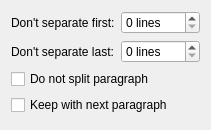
The window that scribus/ui/propertywidget_orphansbase.ui (nitramr/scribus) describes before a commit, drawn with Qt 5.
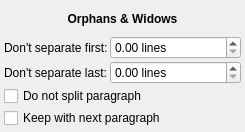
The same window after the commit. Custom widgets are drawn as their Qt base class.

Patch:
```diff
--- a/scribus/ui/propertywidget_orphansbase.ui
+++ b/scribus/ui/propertywidget_orphansbase.ui
@@ -6,58 +6,48 @@
    <rect>
     <x>0</x>
     <y>0</y>
-    <width>211</width>
-    <height>130</height>
+    <width>245</width>
+    <height>132</height>
    </rect>
   </property>
+  <property name="sizePolicy">
+   <sizepolicy hsizetype="MinimumExpanding" vsizetype="MinimumExpanding">
+    <horstretch>0</horstretch>
+    <verstretch>0</verstretch>
+   </sizepolicy>
+  </property>
+  <property name="minimumSize">
+   <size>
+    <width>0</width>
+    <height>0</height>
+   </size>
+  </property>
+  <property name="maximumSize">
+   <size>
+    <width>16777215</width>
+    <height>16777215</height>
+   </size>
+  </property>
   <property name="windowTitle">
    <string notr="true">Form</string>
   </property>
   <layout class="QGridLayout" name="gridLayout" columnstretch="0,1">
-   <item row="0" column="0">
-    <widget class="QLabel" name="keepLabelStart">
-     <property name="toolTip">
-      <string>Ensure that first lines of a paragraph won't end up separated from the rest (known as widow/orphan control)</string>
-     </property>
-     <property name="text">
-      <string>Don't separate first:</string>
-     </property>
-    </widget>
-   </item>
-   <item row="0" column="1">
-    <widget class="ScrSpinBox" name="keepLinesStart">
-     <property name="toolTip">
-      <string>Ensure that first lines of a paragraph won't end up separated from the rest (known as widow/orphan control)</string>
-     </property>
-     <property name="suffix">
-      <string> lines</string>
-     </property>
-     <property name="maximum">
-      <number>10</number>
-     </property>
-    </widget>
-   </item>
-   <item row="1" column="0">
-    <widget class="QLabel" name="keepLabelEnd">
-     <property name="text">
-      <string>Don't separate last:</string>
-     </property>
-    </widget>
-   </item>
-   <item row="1" column="1">
-    <widget class="ScrSpinBox" name="keepLinesEnd">
-     <property name="toolTip">
-      <string>Ensure that last lines of a paragraph won't end up separated from the rest (known as widow/orphan control)</string>
-     </property>
-     <property name="suffix">
-      <string> lines</string>
-     </property>
-     <property name="maximum">
-      <number>10</number>
-     </property>
-    </widget>
-   </item>
-   <item row="2" column="0" colspan="2">
+   <property name="leftMargin">
+    <number>4</number>
+   </property>
+   <property name="topMargin">
+    <number>4</number>
+   </property>
+   <property name="rightMargin">
+    <number>4</number>
+   </property>
+   <property name="bottomMargin">
+    <number>4</number>
+   </property>
+   <property name="spacing">
+    <number>2</number>
+   </property>
+   <item row="3" column="0" colspan="2">
     <widget class="QCheckBox" name="keepTogether">
      <property name="toolTip">
       <string>If checked, ensures that the paragraph won't be split across multiple pages or columns</string>
@@ -67,7 +57,20 @@
      </property>
     </widget>
    </item>
-   <item row="3" column="0" colspan="2">
+   <item row="2" column="1">
+    <widget class="ScrSpinBox" name="keepLinesEnd">
+     <property name="toolTip">
+      <string>Ensure that last lines of a paragraph won't end up separated from the rest (known as widow/orphan control)</string>
+     </property>
+     <property name="suffix">
+      <string> lines</string>
+     </property>
+     <property name="maximum">
+      <double>10.000000000000000</double>
+     </property>
+    </widget>
+   </item>
+   <item row="4" column="0" colspan="2">
     <widget class="QCheckBox" name="keepWithNext">
      <property name="toolTip">
       <string>If checked, automatically moves the paragraph to the next column or page if the next paragraph isn't on the same page or column</string>
@@ -77,13 +80,59 @@
      </property>
     </widget>
    </item>
+   <item row="1" column="1">
+    <widget class="ScrSpinBox" name="keepLinesStart">
+     <property name="toolTip">
+      <string>Ensure that first lines of a paragraph won't end up separated from the rest (known as widow/orphan control)</string>
+     </property>
+     <property name="suffix">
+      <string> lines</string>
+     </property>
+     <property name="maximum">
+      <double>10.000000000000000</double>
+     </property>
+    </widget>
+   </item>
+   <item row="1" column="0">
+    <widget class="QLabel" name="keepLabelStart">
+     <property name="toolTip">
+      <string>Ensure that first lines of a paragraph won't end up separated from the rest (known as widow/orphan control)</string>
+     </property>
+     <property name="text">
+      <string>Don't separate first:</string>
+     </property>
+    </widget>
+   </item>
+   <item row="2" column="0">
+    <widget class="QLabel" name="keepLabelEnd">
+     <property name="text">
+      <string>Don't separate last:</string>
+     </property>
+    </widget>
+   </item>
+   <item row="0" column="0" colspan="2">
+    <widget class="QLabel" name="label">
+     <property name="font">
+      <font>
+       <weight>75</weight>
+       <bold>true</bold>
+      </font>
+     </property>
+     <property name="text">
+      <string>Orphans &amp; Widows</string>
+     </property>
+     <property name="alignment">
+      <set>Qt::AlignCenter</set>
+     </property>
+    </widget>
+   </item>
   </layout>
  </widget>
  <customwidgets>
   <customwidget>
    <class>ScrSpinBox</class>
-   <extends>QSpinBox</extends>
-   <header location="global">ui/scrspinbox.h</header>
+   <extends>QDoubleSpinBox</extends>
+   <header>ui/scrspinbox.h</header>
   </customwidget>
  </customwidgets>
  <resources/>
```
